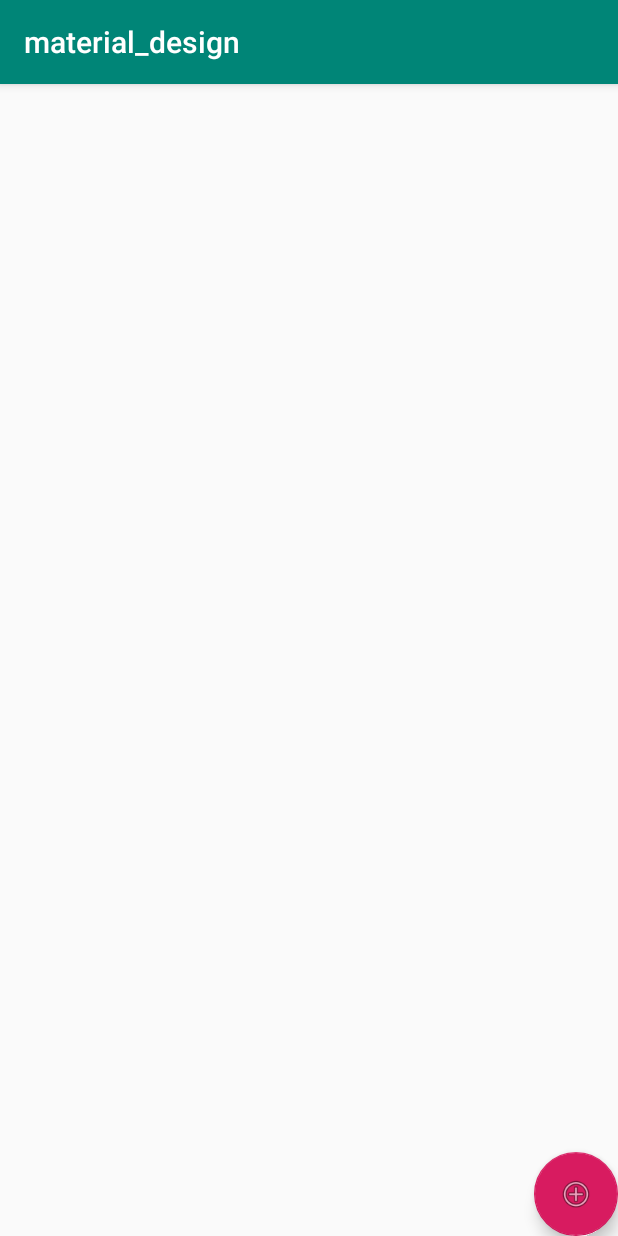
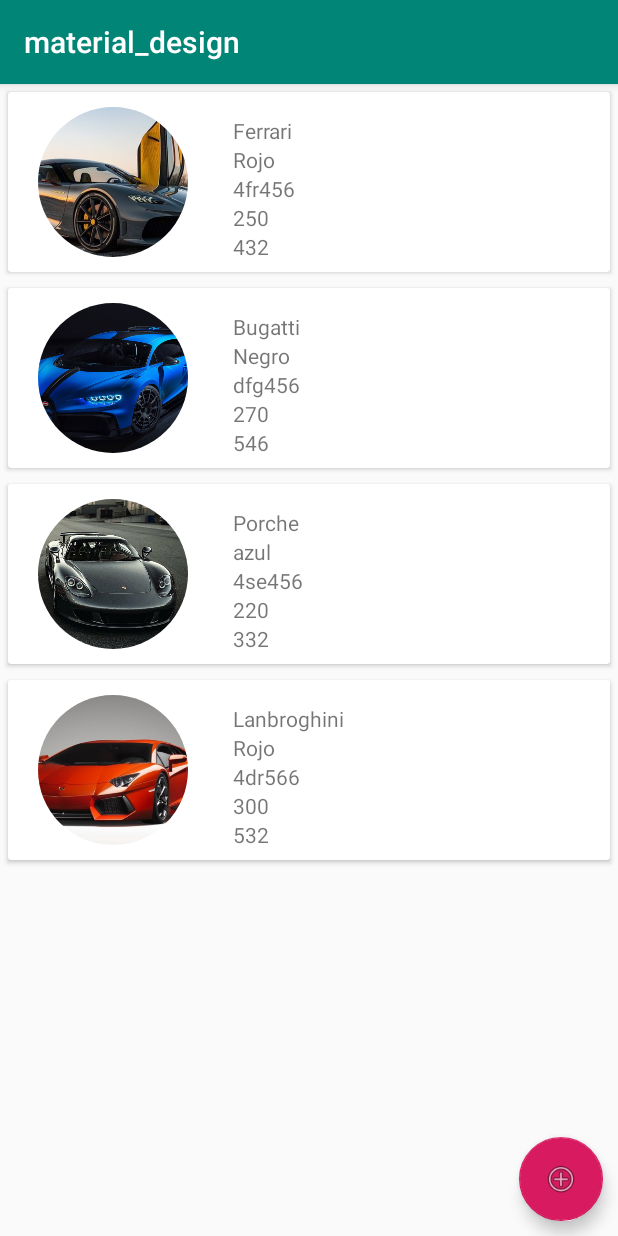
Before and after one commit to davidC1991/taller_MaterialDesign, an Android app: the screen it shows after launch (MainActivity), on a phone screen of 412 x 824 dp. Run offline under Robolectric (Android 15) with nearby library versions, the phone set to English and light mode, and no system bars; our stand-ins replace CircleImageView.

Commit message:
Listado ok en mainActivity, adapter ok, recyclerView ok

```diff
--- a/app/src/main/AndroidManifest.xml
+++ b/app/src/main/AndroidManifest.xml
@@ -9,6 +9,7 @@
         android:roundIcon="@mipmap/ic_launcher_round"
         android:supportsRtl="true"
         android:theme="@style/AppTheme">
+        <activity android:name=".AgregarPersona"></activity>
         <activity android:name=".MainActivity">
             <intent-filter>
                 <action android:name="android.intent.action.MAIN" />
--- /dev/null
+++ b/app/src/main/java/com/example/material_design/AgregarPersona.java
@@ -0,0 +1,14 @@
+package com.example.material_design;
+
+import androidx.appcompat.app.AppCompatActivity;
+
+import android.os.Bundle;
+
+public class AgregarPersona extends AppCompatActivity {
+
+    @Override
+    protected void onCreate(Bundle savedInstanceState) {
+        super.onCreate(savedInstanceState);
+        setContentView(R.layout.activity_agregar_persona);
+    }
+}
--- a/app/src/main/java/com/example/material_design/MainActivity.java
+++ b/app/src/main/java/com/example/material_design/MainActivity.java
@@ -1,14 +1,47 @@
 package com.example.material_design;
 
 import androidx.appcompat.app.AppCompatActivity;
+import androidx.recyclerview.widget.LinearLayoutManager;
+import androidx.recyclerview.widget.RecyclerView;
 
+import android.content.Intent;
 import android.os.Bundle;
+import android.view.View;
+
+import com.google.android.material.floatingactionbutton.FloatingActionButton;
+
+import java.util.ArrayList;
+import java.util.List;
 
 public class MainActivity extends AppCompatActivity {
+
+    private RecyclerView recyclerViewAdaptador;
+    private RecylcerViewAdaptador adaptadorCarro;
 
     @Override
     protected void onCreate(Bundle savedInstanceState) {
         super.onCreate(savedInstanceState);
         setContentView(R.layout.activity_main);
+        FloatingActionButton fab;
+
+        recyclerViewAdaptador= findViewById(R.id.recyclerCarros);
+        recyclerViewAdaptador.setLayoutManager(new LinearLayoutManager(this));
+
+        adaptadorCarro=new RecylcerViewAdaptador(obtenerCarros());
+        recyclerViewAdaptador.setAdapter(adaptadorCarro);
+
+        fab = findViewById(R.id.fab_agregar);
+    }
+
+
+
+    public List<carro> obtenerCarros(){
+        List<carro> carro= new ArrayList<>();
+        carro.add(new carro("Ferrari","Rojo","4fr456",432,250,R.drawable.ferrari));
+        carro.add(new carro("Bugatti","Negro","dfg456",546,270,R.drawable.bugatti));
+        carro.add(new carro("Porche","azul","4se456",332,220,R.drawable.porche));
+        carro.add(new carro("Lanbroghini","Rojo","4dr566",532,300,R.drawable.lanborghini));
+
+        return carro;
     }
 }
--- /dev/null
+++ b/app/src/main/java/com/example/material_design/RecylcerViewAdaptador.java
@@ -0,0 +1,68 @@
+package com.example.material_design;
+
+import android.view.LayoutInflater;
+import android.view.View;
+import android.view.ViewGroup;
+import android.widget.ImageView;
+import android.widget.TextView;
+
+import androidx.annotation.NonNull;
+import androidx.recyclerview.widget.RecyclerView;
+
+import org.w3c.dom.Text;
+
+import java.util.List;
+
+public class RecylcerViewAdaptador extends RecyclerView.Adapter<RecylcerViewAdaptador.ViewHolder> {
+
+
+    public class ViewHolder extends RecyclerView.ViewHolder {
+
+        private TextView marca,color,placa,precio,velocidad;
+        ImageView foto;
+
+        public ViewHolder(@NonNull View itemView) {
+            super(itemView);
+            marca=itemView.findViewById(R.id.marcaCarro);
+            color=itemView.findViewById(R.id.colorCarro);
+            precio=itemView.findViewById(R.id.precioCarro);
+            velocidad=itemView.findViewById(R.id.maxVelocidadCarro);
+            placa=itemView.findViewById(R.id.placaCarro);
+            foto=itemView.findViewById(R.id.imgCarro);
+        }
+    }
+
+
+    @NonNull
+    @Override
+    public ViewHolder onCreateViewHolder(@NonNull ViewGroup parent, int viewType) {
+        View view = LayoutInflater.from(parent.getContext()).inflate(R.layout.item_carros,parent,false);
+        ViewHolder viewHolder=new ViewHolder(view);
+        return viewHolder;
+    }
+
+    @Override
+    public void onBindViewHolder(@NonNull ViewHolder holder, int position) {
+
+
+        holder.marca.setText(carroLista.get(position).getMarca());
+        holder.color.setText(carroLista.get(position).getColor());
+        holder.velocidad.setText(Integer.toString(carroLista.get(position).getVelocidad()));
+        holder.placa.setText(carroLista.get(position).getPlaca());
+        holder.precio.setText(Integer.toString(carroLista.get(position).getPrecio()));
+        holder.foto.setImageResource(carroLista.get(position).getFoto());
+    }
+
+    @Override
+    public int getItemCount() {
+        return carroLista.size();
+    }
+
+
+    public List<carro> carroLista;
+
+    public RecylcerViewAdaptador(List<carro> carroLista) {
+        this.carroLista = carroLista;
+    }
+
+}
--- /dev/null
+++ b/app/src/main/java/com/example/material_design/carro.java
@@ -0,0 +1,66 @@
+package com.example.material_design;
+
+public class carro {
+    private String marca,color,placa;
+    private int precio,velocidad,foto;
+
+    public carro() {
+    }
+
+    public carro(String marca, String color, String placa, int precio, int velocidad, int foto) {
+        this.marca = marca;
+        this.color = color;
+        this.placa = placa;
+        this.precio = precio;
+        this.velocidad = velocidad;
+        this.foto = foto;
+    }
+
+    public String getMarca() {
+        return marca;
+    }
+
+    public void setMarca(String marca) {
+        this.marca = marca;
+    }
+
+    public String getColor() {
+        return color;
+    }
+
+    public void setColor(String color) {
+        this.color = color;
+    }
+
+    public String getPlaca() {
+        return placa;
+    }
+
+    public void setPlaca(String placa) {
+        this.placa = placa;
+    }
+
+    public int getPrecio() {
+        return precio;
+    }
+
+    public void setPrecio(int precio) {
+        this.precio = precio;
+    }
+
+    public int getVelocidad() {
+        return velocidad;
+    }
+
+    public void setVelocidad(int velocidad) {
+        this.velocidad = velocidad;
+    }
+
+    public int getFoto() {
+        return foto;
+    }
+
+    public void setFoto(int foto) {
+        this.foto = foto;
+    }
+}
--- /dev/null
+++ b/app/src/main/res/layout/activity_agregar_persona.xml
@@ -0,0 +1,15 @@
+<?xml version="1.0" encoding="utf-8"?>
+<LinearLayout xmlns:android="http://schemas.android.com/apk/res/android"
+    xmlns:app="http://schemas.android.com/apk/res-auto"
+    xmlns:tools="http://schemas.android.com/tools"
+    android:layout_width="match_parent"
+    android:layout_height="match_parent"
+    android:orientation="vertical"
+    tools:context=".AgregarPersona">
+
+    <TextView
+        android:id="@+id/textView"
+        android:layout_width="match_parent"
+        android:layout_height="wrap_content"
+        android:text="TextView" />
+</LinearLayout>
--- a/app/src/main/res/layout/activity_main.xml
+++ b/app/src/main/res/layout/activity_main.xml
@@ -8,10 +8,9 @@
     android:layout_height="match_parent">
 
 
-
     <RelativeLayout
         android:layout_width="match_parent"
-        android:layout_height="match_parent">
+        android:layout_height="wrap_content">
 
         <androidx.recyclerview.widget.RecyclerView
             android:id="@+id/recyclerCarros"
@@ -20,10 +19,11 @@
     </RelativeLayout>
 
     <com.google.android.material.floatingactionbutton.FloatingActionButton
-        android:id="@+id/floatingActionButton"
+        android:id="@+id/fab_agregar"
         android:layout_width="wrap_content"
         android:layout_height="wrap_content"
         android:layout_gravity="bottom|right"
+        android:layout_margin="10dp"
         android:clickable="true"
         app:srcCompat="@android:drawable/ic_menu_add" />
 
--- a/app/src/main/res/layout/item_carros.xml
+++ b/app/src/main/res/layout/item_carros.xml
@@ -1,6 +1,70 @@
 <?xml version="1.0" encoding="utf-8"?>
 <LinearLayout xmlns:android="http://schemas.android.com/apk/res/android"
-    android:orientation="vertical" android:layout_width="match_parent"
-    android:layout_height="match_parent">
+    xmlns:app="http://schemas.android.com/apk/res-auto"
+    android:layout_width="match_parent"
+    android:layout_height="wrap_content">
 
+    <androidx.cardview.widget.CardView
+        android:layout_width="match_parent"
+        android:layout_height="match_parent"
+        android:layout_marginLeft="5dp"
+        android:layout_marginTop="5dp"
+        android:layout_marginRight="5dp"
+        android:layout_marginBottom="5dp">
+
+        <LinearLayout
+            android:layout_width="match_parent"
+            android:layout_height="match_parent"
+            android:orientation="horizontal">
+
+            <de.hdodenhof.circleimageview.CircleImageView
+                android:id="@+id/imgCarro"
+                android:layout_width="120dp"
+                android:layout_height="100dp"
+                android:layout_margin="10dp"
+                android:layout_weight="0"
+                app:srcCompat="@drawable/ferrari"
+
+                />
+
+              <LinearLayout
+                android:layout_width="match_parent"
+                android:layout_height="match_parent"
+                android:layout_margin="10dp"
+                android:layout_weight="1"
+                android:orientation="vertical">
+
+                <TextView
+                    android:id="@+id/marcaCarro"
+                    android:layout_width="match_parent"
+                    android:layout_height="wrap_content"
+                    android:layout_marginTop="6dp"
+                    android:text="TextView" />
+
+                <TextView
+                    android:id="@+id/colorCarro"
+                    android:layout_width="match_parent"
+                    android:layout_height="wrap_content"
+                    android:text="TextView" />
+
+                <TextView
+                    android:id="@+id/placaCarro"
+                    android:layout_width="match_parent"
+                    android:layout_height="wrap_content"
+                    android:text="TextView" />
+
+                <TextView
+                    android:id="@+id/maxVelocidadCarro"
+                    android:layout_width="match_parent"
+                    android:layout_height="wrap_content"
+                    android:text="TextView" />
+
+                <TextView
+                    android:id="@+id/precioCarro"
+                    android:layout_width="match_parent"
+                    android:layout_height="wrap_content"
+                    android:text="TextView" />
+            </LinearLayout>
+        </LinearLayout>
+    </androidx.cardview.widget.CardView>
 </LinearLayout>
```
